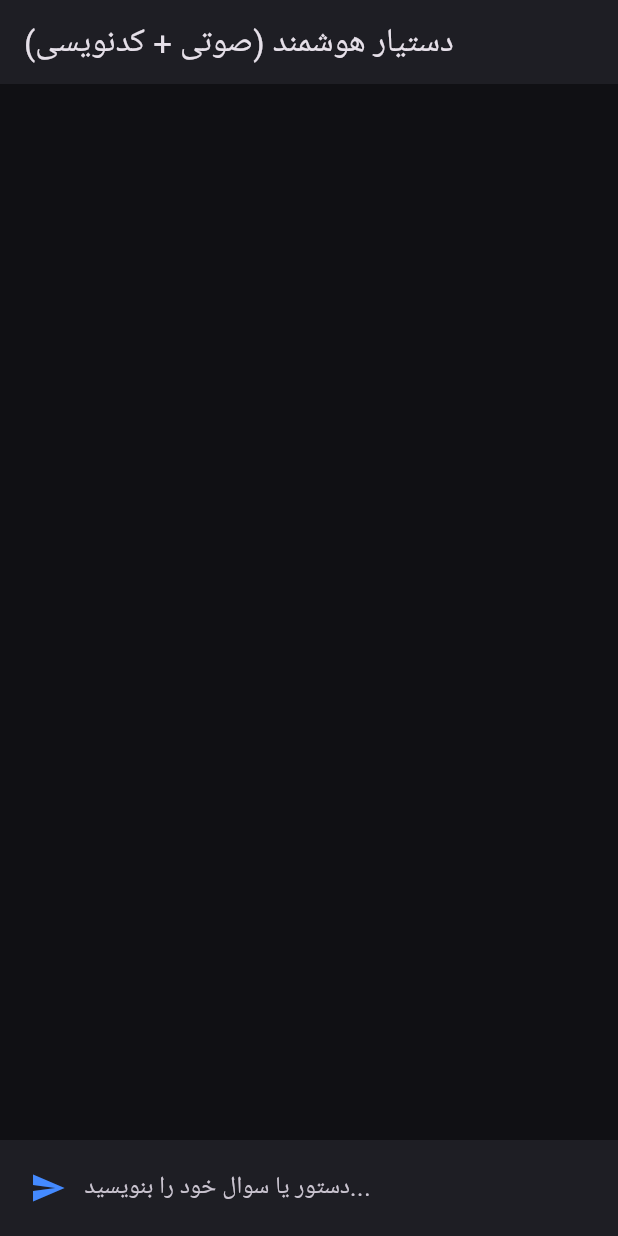
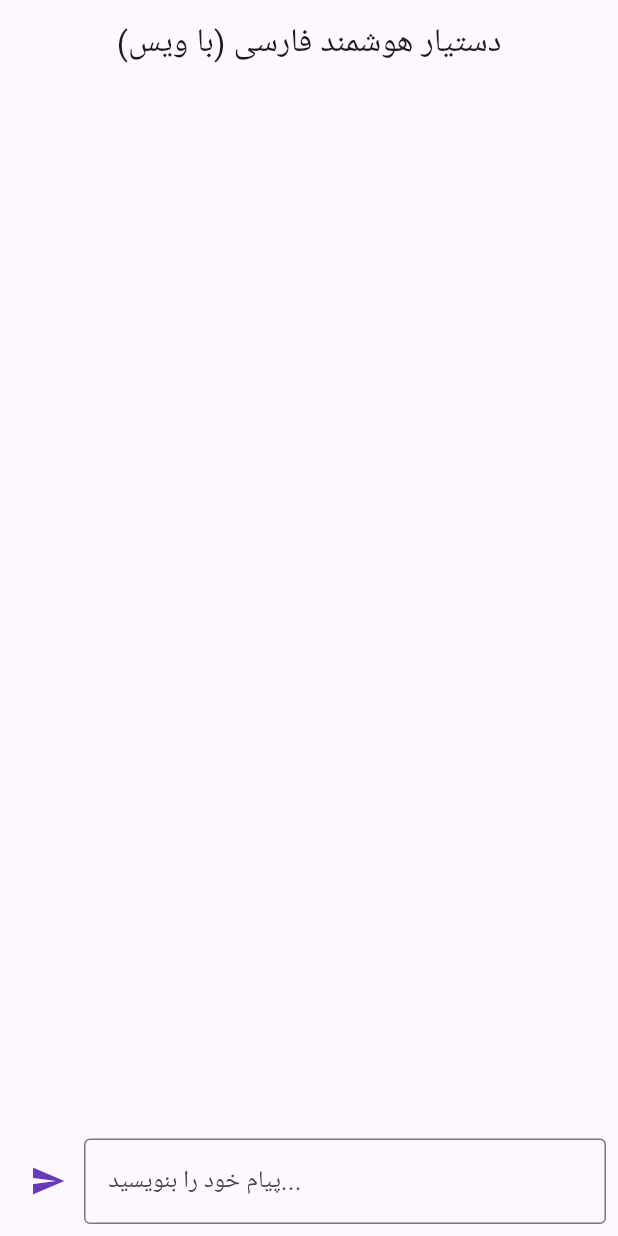
Before and after one commit to saidiappxyz-bit/ai-app-release, a Flutter app: the screen it shows after launch, after a tap on the "send" icon, on a phone screen of 412 x 824 dp. Run offline on Flutter 3.47's test engine with Material 3 defaults, Android fonts, the phone set to English and light mode, and no system bars; our stand-ins replace flutter_markdown, flutter_tts.

Commit message:
Full App with Voice and Persian AI

```diff
--- a/lib/main.dart
+++ b/lib/main.dart
@@ -1,22 +1,22 @@
 import 'package:flutter/material.dart';
 import 'package:http/http.dart' as http;
+import 'dart:convert';
 import 'package:flutter_tts/flutter_tts.dart';
 import 'package:flutter_markdown/flutter_markdown.dart';
-import 'dart:convert';
 
-void main() => runApp(const MyApp());
+void main() => runApp(const AIChatApp());
 
-class MyApp extends StatelessWidget {
-  const MyApp({super.key});
+class AIChatApp extends StatelessWidget {
+  const AIChatApp({super.key});
 
   @override
   Widget build(BuildContext context) {
     return MaterialApp(
-      title: 'AI Assistant',
+      title: 'هوش مصنوعی فارسی',
       debugShowCheckedModeBanner: false,
-      theme: ThemeData.dark().copyWith(
-        scaffoldBackgroundColor: const Color(0xFF101014),
-        primaryColor: Colors.blueAccent,
+      theme: ThemeData(
+        colorScheme: ColorScheme.fromSeed(seedColor: Colors.deepPurple),
+        useMaterial3: true,
       ),
       home: const ChatScreen(),
     );
@@ -33,70 +33,70 @@ class ChatScreen extends StatefulWidget {
 class _ChatScreenState extends State<ChatScreen> {
   final TextEditingController _controller = TextEditingController();
   final List<Map<String, String>> _messages = [];
-  final FlutterTts flutterTts = FlutterTts();
+  final FlutterTts _tts = FlutterTts();
   bool _isLoading = false;
-
-  // کلید API اختصاصی
-  final String apiKey = "YOUR_GEMINI_API_KEY";
+  final String _apiKey = "YOUR_GEMINI_API_KEY";
 
   @override
   void initState() {
     super.initState();
-    flutterTts.setLanguage("fa-IR");
-    flutterTts.setSpeechRate(0.5);
+    _initTts();
+  }
+
+  void _initTts() async {
+    await _tts.setLanguage("fa-IR");
+    await _tts.setSpeechRate(0.5);
+    await _tts.setPitch(1.0);
   }
 
   Future<void> _speak(String text) async {
-    if (text.isNotEmpty) {
-      await flutterTts.speak(text);
-    }
+    String cleanText = text.replaceAll(RegExp(r'[*_#`]'), '');
+    await _tts.speak(cleanText);
   }
 
-  Future<void> _sendMessage(String text) async {
-    if (text.trim().isEmpty) return;
+  Future<void> _sendMessage() async {
+    final text = _controller.text.trim();
+    if (text.isEmpty) return;
 
     setState(() {
-      _messages.add({"role": "user", "text": text});
+      _messages.add({"role": "user", "content": text});
       _isLoading = true;
     });
     _controller.clear();
 
-    final url = Uri.parse(
-      'https://generativelanguage.googleapis.com/v1beta/models/gemini-2.5-flash:generateContent?key=$apiKey'
-    );
-
-    final contents = _messages.map((m) => {
-      "role": m["role"] == "user" ? "user" : "model",
-      "parts": [{"text": m["text"]}]
-    }).toList();
-
     try {
       final response = await http.post(
-        url,
+        Uri.parse('https://generativelanguage.googleapis.com/v1beta/models/gemini-1.5-flash:generateContent?key=$_apiKey'),
         headers: {'Content-Type': 'application/json'},
-        body: jsonEncode({"contents": contents}),
+        body: jsonEncode({
+          "contents": [
+            {
+              "parts": [
+                {"text": "تو یک دستیار هوش مصنوعی هوشمند و مسلط به زبان فارسی و برنامه‌نویسی هستی. همیشه پاسخ‌ها را روان، به زبان فارسی و دقیق ارائه بده.\n\nکاربر: $text"}
+              ]
+            }
+          ]
+        }),
       );
 
       if (response.statusCode == 200) {
         final data = jsonDecode(response.body);
-        final reply = data['candidates'][0]['content']['parts'][0]['text'];
+        final aiResponse = data['candidates'][0]['content']['parts'][0]['text'];
         setState(() {
-          _messages.add({"role": "model", "text": reply});
+          _messages.add({"role": "ai", "content": aiResponse});
         });
-        _speak(reply);
+        _speak(aiResponse);
       } else {
         setState(() {
-          _messages.add({"role": "model", "text": "خطا در برقراری ارتباط با API"});
+          _messages.add({"role": "ai", "content": "خطا در برقراری ارتباط. لطفا کلید API را بررسی کنید."});
         });
       }
     } catch (e) {
       setState(() {
-        _messages.add({"role": "model", "text": "خطای شبکه: $e"});
+        _messages.add({"role": "ai", "content": "خطایی رخ داد: $e"});
       });
     } finally {
-      setState(() {
-        _isLoading = false;
-      });
+      setState(() => _isLoading = false);
     }
   }
 
@@ -104,8 +104,8 @@ class _ChatScreenState extends State<ChatScreen> {
   Widget build(BuildContext context) {
     return Scaffold(
       appBar: AppBar(
-        title: const Text('دستیار هوشمند (صوتی + کدنویسی)'),
-        backgroundColor: const Color(0xFF1E1E24),
+        title: const Text('دستیار هوشمند فارسی (با ویس)'),
+        centerTitle: true,
       ),
       body: Column(
         children: [
@@ -113,24 +113,21 @@ class _ChatScreenState extends State<ChatScreen> {
             child: ListView.builder(
               padding: const EdgeInsets.all(12),
               itemCount: _messages.length,
-              itemBuilder: (context, index) {
+              itemBuilder: (context, index) {override
                 final msg = _messages[index];
                 final isUser = msg["role"] == "user";
                 return Align(
                   alignment: isUser ? Alignment.centerRight : Alignment.centerLeft,
                   child: Container(
-                    margin: const EdgeInsets.symmetric(vertical: 6),
-                    padding: const EdgeInsets.all(14),
+                    margin: const EdgeInsets.symmetric(vertical: 4),
+                    padding: const EdgeInsets.all(12),
                     decoration: BoxDecoration(
-                      color: isUser ? Colors.blueAccent : const Color(0xFF282830),
+                      color: isUser ? Colors.deepPurple[100] : Colors.grey[200],
                       borderRadius: BorderRadius.circular(12),
                     ),
-                    child: MarkdownBody(
-                      data: msg["text"] ?? "",
-                      styleSheet: MarkdownStyleSheet(
-                        p: const TextStyle(color: Colors.white, fontSize: 15),
-                        code: const TextStyle(backgroundColor: Colors.black45, color: Colors.greenAccent),
-                      ),
+                    child: Directionality(
+                      textDirection: TextDirection.rtl,
+                      child: MarkdownBody(data: msg["content"] ?? ""),
                     ),
                   ),
                 );
@@ -138,22 +135,21 @@ class _ChatScreenState extends State<ChatScreen> {
             ),
           ),
           if (_isLoading) const LinearProgressIndicator(),
-          Container(
-            padding: const EdgeInsets.all(8),
-            color: const Color(0xFF1E1E24),
+          Padding(
+            padding: const EdgeInsets.all(8.0),
             child: Row(
               children: [
                 IconButton(
-                  icon: const Icon(Icons.send, color: Colors.blueAccent),
-                  onPressed: () => _sendMessage(_controller.text),
+                  icon: const Icon(Icons.send, color: Colors.deepPurple),
+                  onPressed: _sendMessage,
                 ),
                 Expanded(
                   child: TextField(
                     controller: _controller,
                     textDirection: TextDirection.rtl,
                     decoration: const InputDecoration(
-                      hintText: 'دستور یا سوال خود را بنویسید...',
-                      border: InputBorder.none,
+                      hintText: 'پیام خود را بنویسید...',
+                      border: OutlineInputBorder(),
                     ),
                   ),
                 ),
```
Also changed, not shown: pubspec.yaml (+6 -5 lines), 1 other file.
